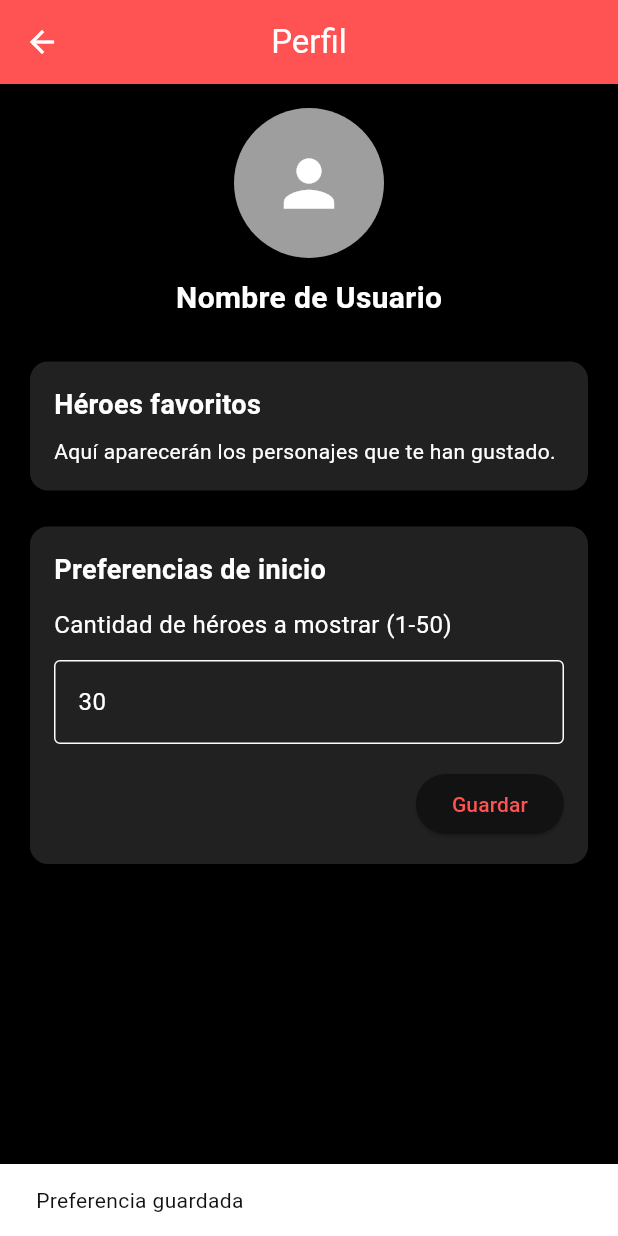
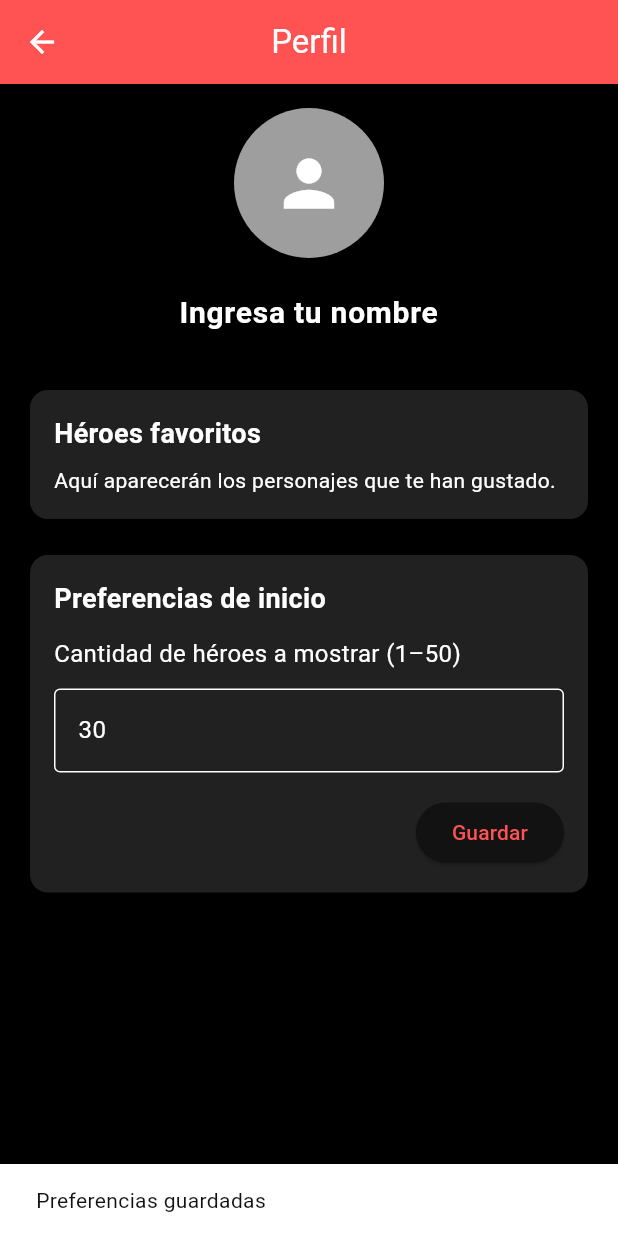
Before and after one commit to JoaquinMunoz0/Marvel-Library, a Flutter app: the ProfilePage screen opened directly, after a tap on "Guardar", on a phone screen of 412 x 824 dp. Run offline on Flutter 3.47's test engine with Material 3 defaults, Android fonts, the phone set to English and light mode, and no system bars; our stand-ins replace google_fonts, shared_preferences; accounts and stored records are empty; network calls fail.

Commit message:
Cambios para profile

```diff
--- a/lib/entities/activity.dart
+++ b/lib/entities/activity.dart
@@ -0,0 +1,26 @@
+import 'package:shared_preferences/shared_preferences.dart';
+
+class ActivityPreferences {
+  static const _heroCountKey = 'heroCount';
+  static const _usernameKey = 'username';
+
+  static Future<int> loadHeroCount() async {
+    final prefs = await SharedPreferences.getInstance();
+    return prefs.getInt(_heroCountKey) ?? 30;
+  }
+
+  static Future<void> saveHeroCount(int value) async {
+    final prefs = await SharedPreferences.getInstance();
+    await prefs.setInt(_heroCountKey, value);
+  }
+
+  static Future<String> loadUsername() async {
+    final prefs = await SharedPreferences.getInstance();
+    return prefs.getString(_usernameKey) ?? 'Nombre de Usuario';
+  }
+
+  static Future<void> saveUsername(String name) async {
+    final prefs = await SharedPreferences.getInstance();
+    await prefs.setString(_usernameKey, name);
+  }
+}
--- a/lib/pages/home.dart
+++ b/lib/pages/home.dart
@@ -1,10 +1,10 @@
 import 'package:flutter/material.dart';
-import 'package:shared_preferences/shared_preferences.dart';
 import 'dart:convert';
 import '../services/marvel_services.dart';
 import 'character_detail.dart';
 import 'character_page.dart';
-import 'profile.dart'; // <-- DESCOMENTAR PARA CUANDO HAGAS LA PANTALLA DE PERFIL
+import 'profile.dart';
+import 'package:marvel_lib/entities/activity.dart';
 
 class HomeScreen extends StatefulWidget {
   const HomeScreen({super.key});
@@ -26,8 +26,7 @@ class _HomeScreenState extends State<HomeScreen> {
 
   Future<void> loadCharacters() async {
     const int totalCharactersMarvel = 1562;
-    final prefs = await SharedPreferences.getInstance();
-    final int desiredCount = prefs.getInt('heroCount') ?? 30;
+    final int desiredCount = await ActivityPreferences.loadHeroCount();
     const int maxAttempts = 10;
     const int limitPerCall = 100;
 
--- a/lib/pages/profile.dart
+++ b/lib/pages/profile.dart
@@ -1,5 +1,5 @@
 import 'package:flutter/material.dart';
-import 'package:shared_preferences/shared_preferences.dart';
+import 'package:marvel_lib/entities/activity.dart'; // ajusta el import según tu estructura
 
 class ProfilePage extends StatefulWidget {
   const ProfilePage({super.key});
@@ -10,35 +10,35 @@ class ProfilePage extends StatefulWidget {
 
 class _ProfilePageState extends State<ProfilePage> {
   final TextEditingController _controller = TextEditingController();
+  final TextEditingController _nameController = TextEditingController();
   final _formKey = GlobalKey<FormState>();
-  int currentValue = 30; // Valor por defecto
+  int currentValue = 30;
 
   @override
   void initState() {
     super.initState();
-    _loadCurrentPreference();
+    _loadPreferences();
   }
 
-  Future<void> _loadCurrentPreference() async {
-    final prefs = await SharedPreferences.getInstance();
+  Future<void> _loadPreferences() async {
+    final value = await ActivityPreferences.loadHeroCount();
+    final name = await ActivityPreferences.loadUsername();
     setState(() {
-      currentValue = prefs.getInt('heroCount') ?? 30;
-      _controller.text = currentValue.toString();
+      currentValue = value;
+      _controller.text = value.toString();
+      _nameController.text = name;
     });
   }
 
-  Future<void> _savePreference(int value) async {
-    final prefs = await SharedPreferences.getInstance();
-    await prefs.setInt('heroCount', value);
-    ScaffoldMessenger.of(context).showSnackBar(
-      const SnackBar(content: Text('Preferencia guardada')),
-    );
-  }
-
-  void _submit() {
+  void _submit() async {
     if (_formKey.currentState!.validate()) {
       final int newValue = int.parse(_controller.text);
-      _savePreference(newValue);
+      await ActivityPreferences.saveHeroCount(newValue);
+      await ActivityPreferences.saveUsername(_nameController.text.trim());
+
+      ScaffoldMessenger.of(context).showSnackBar(
+        const SnackBar(content: Text('Preferencias guardadas')),
+      );
     }
   }
 
@@ -50,21 +50,24 @@ class _ProfilePageState extends State<ProfilePage> {
         padding: const EdgeInsets.all(16.0),
         child: Column(
           children: [
-            // Ícono de usuario
             const CircleAvatar(
               radius: 50,
               backgroundColor: Colors.grey,
               child: Icon(Icons.person, size: 50, color: Colors.white),
             ),
             const SizedBox(height: 12),
-            // Nombre de usuario
-            const Text(
-              'Nombre de Usuario',
-              style: TextStyle(fontSize: 20, fontWeight: FontWeight.bold),
+            TextField(
+              controller: _nameController,
+              textAlign: TextAlign.center,
+              style: const TextStyle(fontSize: 20, fontWeight: FontWeight.bold),
+              decoration: const InputDecoration(
+                border: InputBorder.none,
+                hintText: 'Ingresa tu nombre',
+              ),
             ),
             const SizedBox(height: 24),
 
-            // Card de héroes favoritos
+            // Card: héroes favoritos (espacio reservado)
             Card(
               elevation: 4,
               shape: RoundedRectangleBorder(borderRadius: BorderRadius.circular(12)),
@@ -86,7 +89,7 @@ class _ProfilePageState extends State<ProfilePage> {
             ),
             const SizedBox(height: 16),
 
-            // Card de preferencias
+            // preferencias
             Card(
               elevation: 4,
               shape: RoundedRectangleBorder(borderRadius: BorderRadius.circular(12)),
@@ -103,7 +106,7 @@ class _ProfilePageState extends State<ProfilePage> {
                       ),
                       const SizedBox(height: 12),
                       const Text(
-                        'Cantidad de héroes a mostrar (1-50)',
+                        'Cantidad de héroes a mostrar (1–50)',
                         style: TextStyle(fontSize: 16),
                       ),
                       const SizedBox(height: 12),
```
Also changed, not shown: lib/services/data_base.dart (deleted).
